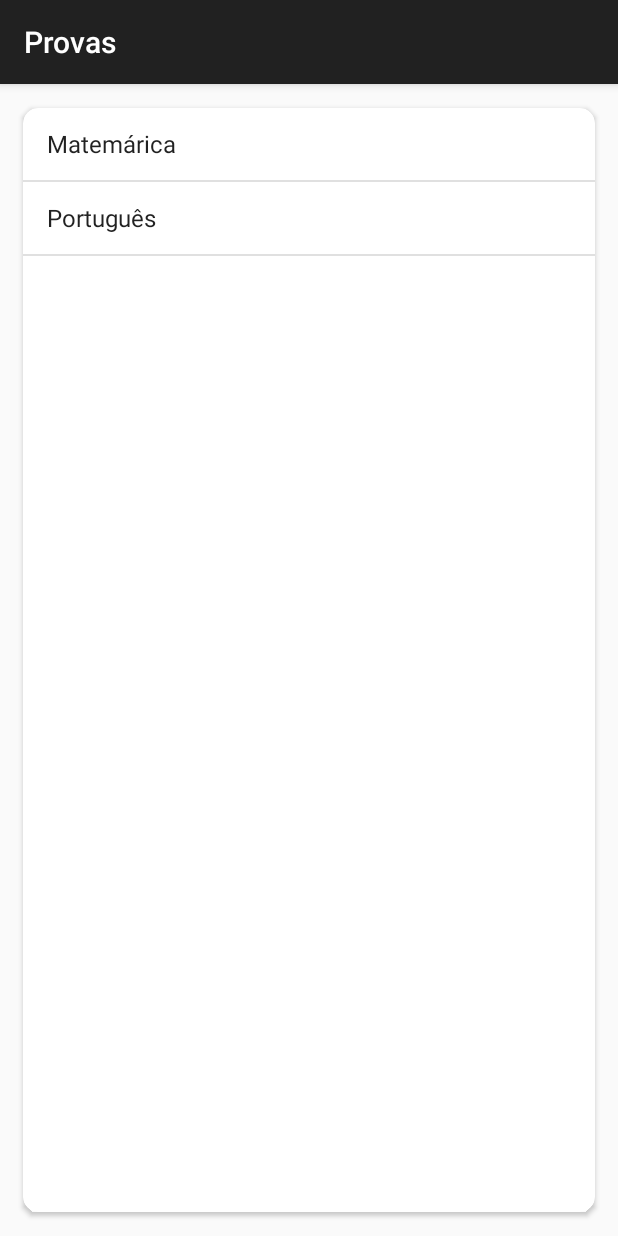
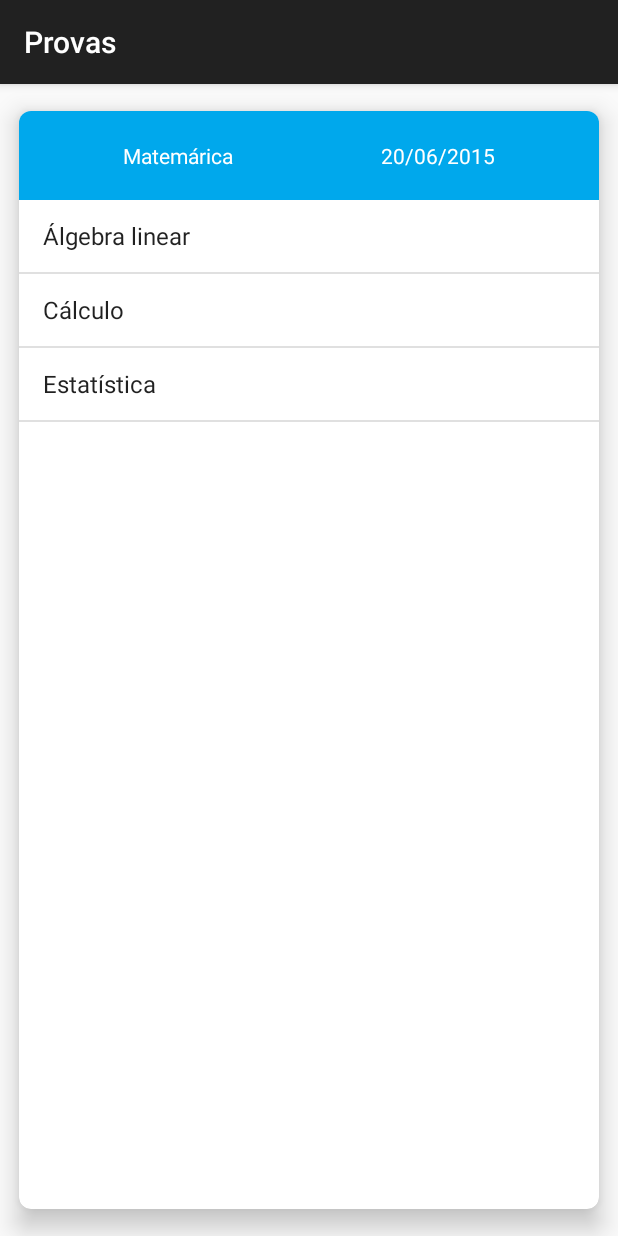
Before and after one commit to cristianospsp/fj57, an Android app: the ListaProvasFragment screen opened directly, with no data from a screen before it, after a tap on "Matemárica", on a phone screen of 412 x 824 dp. Run offline under Robolectric (Android 15) with nearby library versions, the phone set to English and light mode, and no system bars.

Commit message:
implementado detalhes das provas usando fragmentos

```diff
--- a/Alunos/app/src/main/java/br/com/caelum/alunos/FormularioActivityHelper.java
+++ b/Alunos/app/src/main/java/br/com/caelum/alunos/FormularioActivityHelper.java
@@ -2,6 +2,7 @@ package br.com.caelum.alunos;
 
 import android.graphics.Bitmap;
 import android.graphics.BitmapFactory;
+import android.media.ThumbnailUtils;
 import android.widget.Button;
 import android.widget.EditText;
 import android.widget.ImageView;
@@ -77,7 +78,7 @@ public class FormularioActivityHelper {
 
     public void carregaImagem(String localArquivoFoto) {
         Bitmap imagemFoto = BitmapFactory.decodeFile(localArquivoFoto);
-        Bitmap imagemFotoReduzida = Bitmap.createScaledBitmap(imagemFoto, imagemFoto.getWidth(), 300, true);
+        Bitmap imagemFotoReduzida = ThumbnailUtils.extractThumbnail(imagemFoto, 200, 200);
         foto.setImageBitmap(imagemFotoReduzida);
         foto.setTag(localArquivoFoto);
         foto.setScaleType(ImageView.ScaleType.FIT_XY);
--- a/Alunos/app/src/main/java/br/com/caelum/alunos/ProvasActivity.java
+++ b/Alunos/app/src/main/java/br/com/caelum/alunos/ProvasActivity.java
@@ -2,11 +2,13 @@ package br.com.caelum.alunos;
 
 
 import android.os.Bundle;
+import android.support.v4.app.FragmentManager;
 import android.support.v4.app.FragmentTransaction;
 import android.support.v7.app.ActionBarActivity;
 
 import br.com.caelum.alunos.fragment.DetalhesProvaFragment;
 import br.com.caelum.alunos.fragment.ListaProvasFragment;
+import br.com.caelum.alunos.model.Prova;
 
 /**
  * Created by android5243 on 03/10/15.
@@ -35,4 +37,23 @@ public class ProvasActivity extends ActionBarActivity {
         return getResources().getBoolean(R.bool.isTablet);
     }
 
+    public void selecionaProva(Prova provaSelecionada) {
+        FragmentManager manager = getSupportFragmentManager();
+
+        if (isTablet()) {
+            DetalhesProvaFragment detalhesProva = (DetalhesProvaFragment) manager.findFragmentById(R.id.provas_detalhes);
+            detalhesProva.populaCamposComDados(provaSelecionada);
+        } else {
+            Bundle argumentos = new Bundle();
+            argumentos.putSerializable("prova", provaSelecionada);
+
+            DetalhesProvaFragment detalhesProvaFragment = new DetalhesProvaFragment();
+            detalhesProvaFragment.setArguments(argumentos);
+
+            FragmentTransaction fragmentTransaction = manager.beginTransaction();
+            fragmentTransaction.replace(R.id.provas_view, detalhesProvaFragment);
+            fragmentTransaction.commit();
+
+        }
+    }
 }
--- a/Alunos/app/src/main/java/br/com/caelum/alunos/adapter/ListaAlunosAdapter.java
+++ b/Alunos/app/src/main/java/br/com/caelum/alunos/adapter/ListaAlunosAdapter.java
@@ -3,6 +3,7 @@ package br.com.caelum.alunos.adapter;
 import android.app.Activity;
 import android.graphics.Bitmap;
 import android.graphics.BitmapFactory;
+import android.media.ThumbnailUtils;
 import android.view.LayoutInflater;
 import android.view.View;
 import android.view.ViewGroup;
@@ -67,7 +68,8 @@ public class ListaAlunosAdapter extends BaseAdapter {
         Bitmap imagem;
         if (aluno.getCaminhoFoto() != null) {
             imagem = BitmapFactory.decodeFile(aluno.getCaminhoFoto());
-            imagem = Bitmap.createScaledBitmap(imagem, 150, 250, true);
+//            imagem = Bitmap.createScaledBitmap(imagem, 150, 250, true);
+            imagem = ThumbnailUtils.extractThumbnail(imagem, 150, 150);
         } else {
             imagem = BitmapFactory.decodeResource(inflater.getContext().getResources(), R.drawable.ic_no_image);
             imagem = Bitmap.createScaledBitmap(imagem, 100, 100, true);
--- a/Alunos/app/src/main/java/br/com/caelum/alunos/dao/AlunoDAO.java
+++ b/Alunos/app/src/main/java/br/com/caelum/alunos/dao/AlunoDAO.java
@@ -16,7 +16,7 @@ import br.com.caelum.alunos.model.Aluno;
  */
 public class AlunoDAO extends SQLiteOpenHelper {
 
-    private static final int VERSAO = 6;
+    private static final int VERSAO = 9;
     private static final String DATABASE = "CadastroCaelum";
     private static final String TABLE = "ALUNOS";
 
@@ -29,7 +29,7 @@ public class AlunoDAO extends SQLiteOpenHelper {
         StringBuilder ddl = new StringBuilder("CREATE TABLE ")
                 .append(TABLE)
                 .append(" (id INTEGER PRIMARY KEY, nome TEXT NOT NULL,")
-                .append(" telefone TEXT, endereco TEXT, site TEXT, nota REAL);");
+                .append(" telefone TEXT, endereco TEXT, site TEXT, nota REAL, caminhoFoto TEXT);");
 
         db.execSQL(ddl.toString());
     }
--- a/Alunos/app/src/main/java/br/com/caelum/alunos/fragment/DetalhesProvaFragment.java
+++ b/Alunos/app/src/main/java/br/com/caelum/alunos/fragment/DetalhesProvaFragment.java
@@ -6,22 +6,52 @@ import android.support.v4.app.Fragment;
 import android.view.LayoutInflater;
 import android.view.View;
 import android.view.ViewGroup;
+import android.widget.ArrayAdapter;
+import android.widget.ListView;
+import android.widget.TextView;
 
 import br.com.caelum.alunos.R;
+import br.com.caelum.alunos.model.Prova;
 
 /**
  * Created by android5243 on 03/10/15.
  */
 public class DetalhesProvaFragment extends Fragment {
 
+    private Prova prova;
+    private TextView materia;
+    private TextView data;
+    private ListView topicos;
+
+
     @Override
     public View onCreateView(LayoutInflater inflater, @Nullable ViewGroup container, @Nullable Bundle savedInstanceState) {
 
         View layoutDetalhes = inflater.inflate(R.layout.fragment_detalhes_prova, container, false);
 
+        if (getArguments() != null) {
+            this.prova = (Prova) getArguments().getSerializable("prova");
+        }
 
-
+        buscaComponentes(layoutDetalhes);
+        populaCamposComDados(prova);
 
         return layoutDetalhes;
     }
+
+    private void buscaComponentes(View layout) {
+        this.materia = (TextView)layout.findViewById(R.id.detalhe_prova_materia);
+        this.data = (TextView)layout.findViewById(R.id.detalhe_prova_data);
+        this.topicos = (ListView)layout.findViewById(R.id.detalhe_prova_topicos);
+    }
+
+    public void populaCamposComDados(Prova prova) {
+        if (prova != null) {
+            this.materia.setText(prova.getMateria());
+            this.data.setText(prova.getData());
+            ArrayAdapter<String> adapter = new ArrayAdapter<String>(getActivity(), android.R.layout.simple_list_item_1, prova.getTopicos());
+            this.topicos.setAdapter(adapter);
+        }
+    }
+
 }
--- a/Alunos/app/src/main/java/br/com/caelum/alunos/fragment/ListaProvasFragment.java
+++ b/Alunos/app/src/main/java/br/com/caelum/alunos/fragment/ListaProvasFragment.java
@@ -15,6 +15,7 @@ import android.widget.Toast;
 import java.util.Arrays;
 import java.util.List;
 
+import br.com.caelum.alunos.ProvasActivity;
 import br.com.caelum.alunos.R;
 import br.com.caelum.alunos.model.Prova;
 
@@ -50,7 +51,11 @@ public class ListaProvasFragment extends Fragment {
             @Override
             public void onItemClick(AdapterView<?> parent, View view, int position, long id) {
                 Prova provaSelecionada = (Prova) parent.getItemAtPosition(position);
-                Toast.makeText(getActivity(), "Prova selecionada: " + provaSelecionada, Toast.LENGTH_LONG).show();
+                //Toast.makeText(getActivity(), "Prova selecionada: " + provaSelecionada, Toast.LENGTH_LONG).show();
+
+                ProvasActivity calendarioProvas = (ProvasActivity) getActivity();
+
+                calendarioProvas.selecionaProva(provaSelecionada);
 
             }
         });
--- a/Alunos/app/src/main/res/layout/fragment_detalhes_prova.xml
+++ b/Alunos/app/src/main/res/layout/fragment_detalhes_prova.xml
@@ -35,11 +35,12 @@
 
         </TableRow>
 
-    </TableLayout>
 
     <ListView
         android:id="@+id/detalhe_prova_topicos"
         android:layout_width="match_parent"
         android:layout_height="match_parent" />
 
+    </TableLayout>
+
 </android.support.v7.widget.CardView>
```
Also changed, not shown: Alunos/app/src/main/res/layout/activity_formulario.xml (+6 -1 lines).
